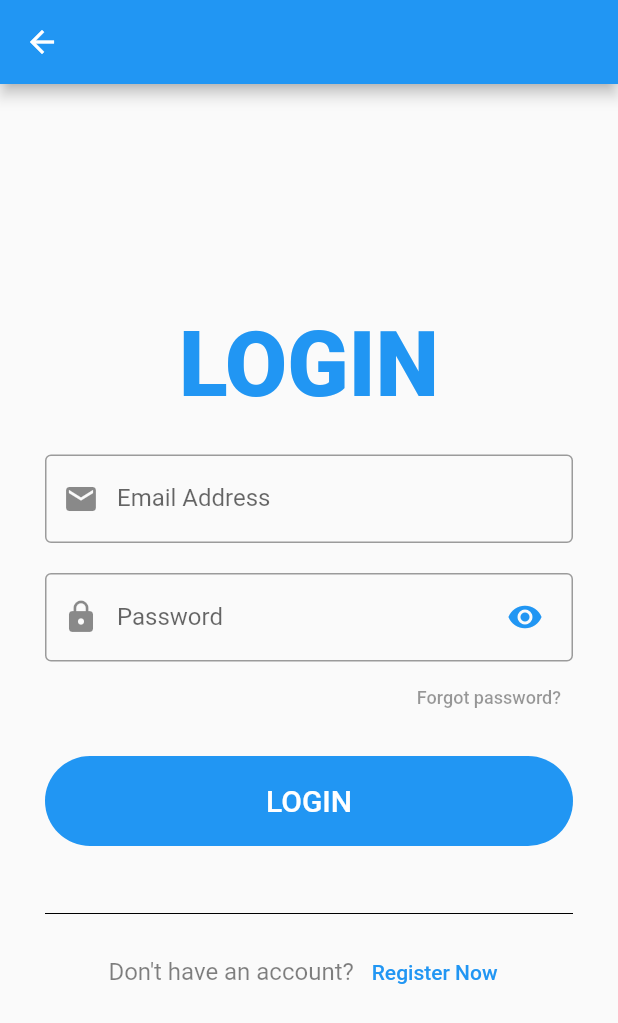
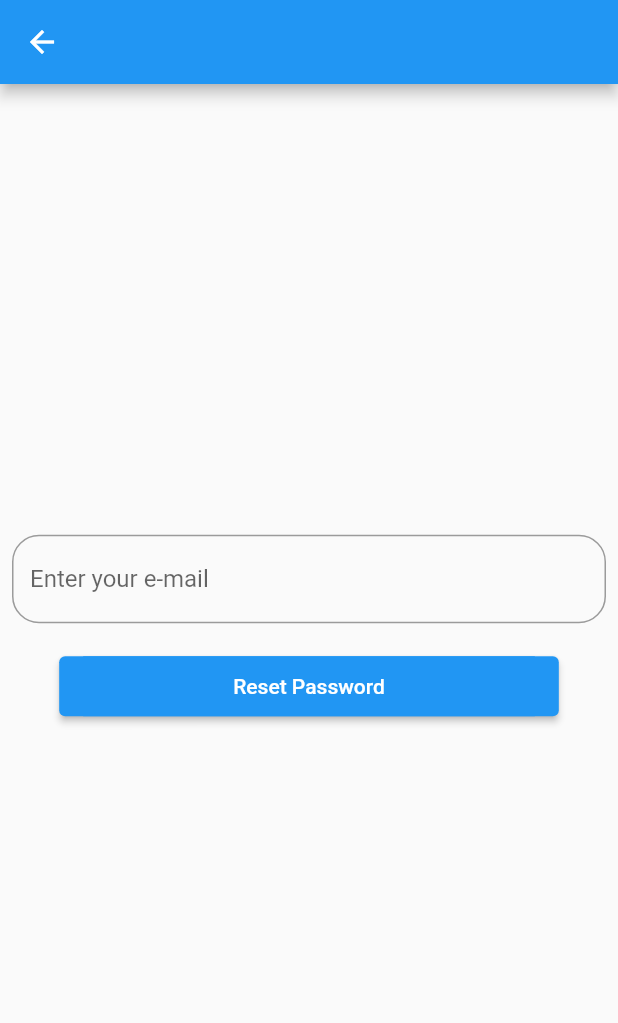
Before and after one commit to umutbakici/agile_project, a Flutter app: the LoginScreen screen opened by its route, after a tap on "Forgot password?", on a phone screen of 412 x 824 dp. Shown: the top 1023 px of the screen. Run offline on Flutter 3.47's test engine with Material 2 defaults, Android fonts, the phone set to English and light mode, and no system bars; our stand-ins replace cloud_firestore, firebase_auth, firebase_core, flutter_redux, get, redux and 2 more; accounts and stored records are empty; network calls fail.

Commit message:
forgot password added to master

```diff
--- a/lib/app.dart
+++ b/lib/app.dart
@@ -1,6 +1,7 @@
 import 'package:agile_project/landingpage/landing_page.dart';
 import 'package:agile_project/questions/questions_page.dart';
 import 'package:flutter/material.dart';
+import 'landingpage/forgot_password_page.dart';
 import 'models/app_state.dart';
 import 'package:flutter_redux/flutter_redux.dart';
 import 'home_screen.dart';
@@ -30,6 +31,7 @@ class ReduxApp extends StatelessWidget {
           '/leaderboard': (context) => LeaderboardScreen(),
           '/category': (context) => CategoryScreen(),
           '/landing': (context) => LandingPage(),
+          '/forgotPassword': (context) => ForgotPasswordScreen(),
         },
       ),
     );
--- /dev/null
+++ b/lib/landingpage/forgot_password_page.dart
@@ -0,0 +1,55 @@
+import 'package:firebase_auth/firebase_auth.dart';
+import 'package:flutter/cupertino.dart';
+import 'package:flutter/material.dart';
+
+class ForgotPasswordScreen extends StatelessWidget {
+  final TextEditingController emailController = TextEditingController();
+
+  @override
+  Widget build(BuildContext context) {
+    return Scaffold(
+      appBar: AppBar(),
+      body: Column(
+        mainAxisAlignment: MainAxisAlignment.center,
+        crossAxisAlignment: CrossAxisAlignment.center,
+        children: [
+          Center(
+            child: Padding(
+              padding: EdgeInsets.all(8),
+              child: TextField(
+                controller: emailController,
+                decoration: InputDecoration(
+                    labelText: 'Enter your e-mail',
+                    border: OutlineInputBorder(
+                        borderRadius: BorderRadius.circular(18))),
+              ),
+            ),
+          ),
+          SizedBox(
+            height: 10,
+          ),
+          Container(
+            margin: EdgeInsets.only(bottom: 50),
+            child: ElevatedButton(
+              child: Container(
+                color: Colors.blue,
+                padding: EdgeInsets.symmetric(vertical: 12, horizontal: 100),
+                child: Text(
+                  "Reset Password",
+                  style: TextStyle(color: Colors.white),
+                ),
+              ),
+              onPressed: () {
+                FirebaseAuth.instance
+                    .sendPasswordResetEmail(email: emailController.text)
+                    .then((value) {
+                  Navigator.pushNamed(context, '/login');
+                });
+              },
+            ),
+          )
+        ],
+      ),
+    );
+  }
+}
```
